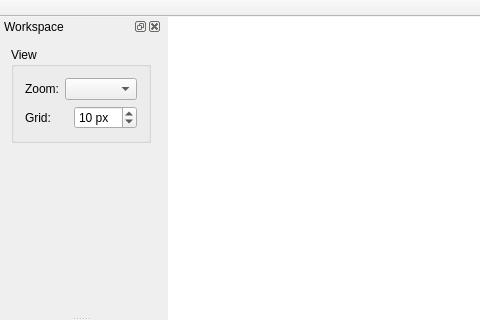
This is mainwindow.ui in dev-0x7C6/laser-engraver as Qt 5 draws it before an edit; both pictures show x 0 to 480 and y 0 to 320 of the 1161 by 716 pixel window. The edited form follows.
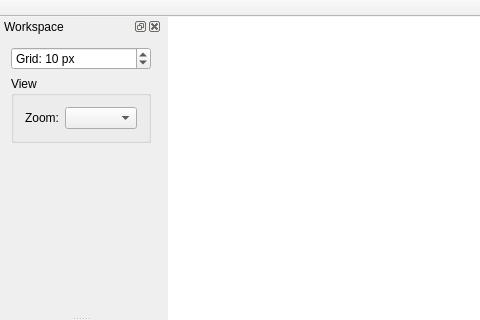
This is the edited form.

Commit message: gui: added progress dialog to show gcode upload progress.

Patch:
```diff
--- a/mainwindow.ui
+++ b/mainwindow.ui
@@ -94,6 +94,22 @@
    </attribute>
    <widget class="QWidget" name="dockWidgetContents">
     <layout class="QVBoxLayout" name="verticalLayout">
+     <item>
+      <widget class="QSpinBox" name="grid">
+       <property name="suffix">
+        <string> px</string>
+       </property>
+       <property name="prefix">
+        <string>Grid: </string>
+       </property>
+       <property name="maximum">
+        <number>100</number>
+       </property>
+       <property name="value">
+        <number>10</number>
+       </property>
+      </widget>
+     </item>
      <item>
       <widget class="QGroupBox" name="groupBox_2">
        <property name="title">
@@ -114,30 +130,6 @@
           </item>
          </layout>
         </item>
-        <item>
-         <layout class="QHBoxLayout" name="horizontalLayout_4">
-          <item>
-           <widget class="QLabel" name="label_2">
-            <property name="text">
-             <string>Grid:</string>
-            </property>
-           </widget>
-          </item>
-          <item>
-           <widget class="QSpinBox" name="grid">
-            <property name="suffix">
-             <string> px</string>
-            </property>
-            <property name="maximum">
-             <number>100</number>
-            </property>
-            <property name="value">
-             <number>10</number>
-            </property>
-           </widget>
-          </item>
-         </layout>
-        </item>
        </layout>
       </widget>
      </item>
```
The commit also changes 3 other files.
